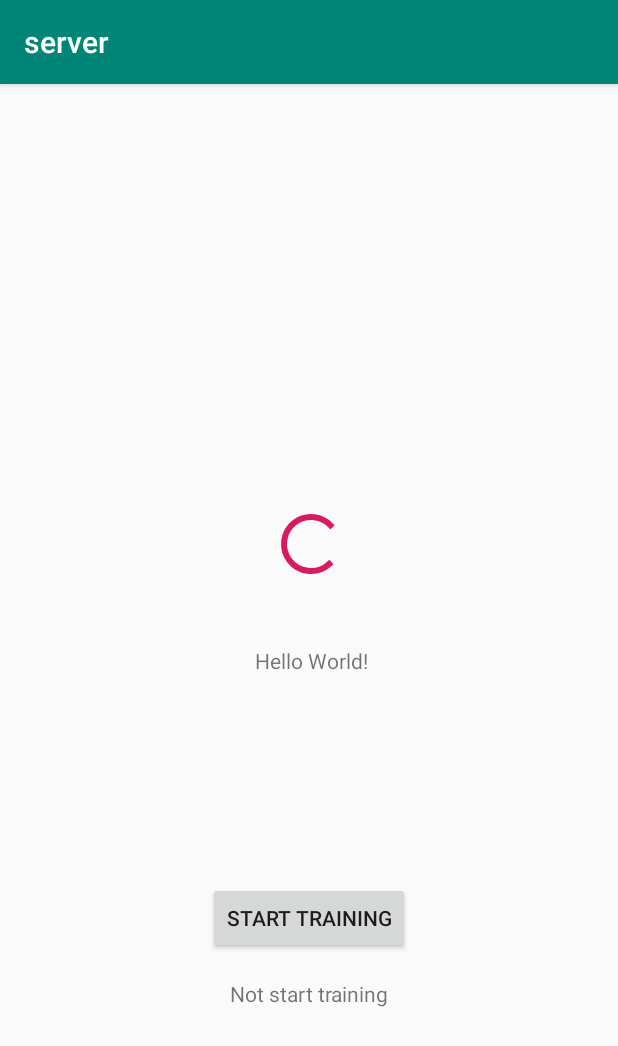
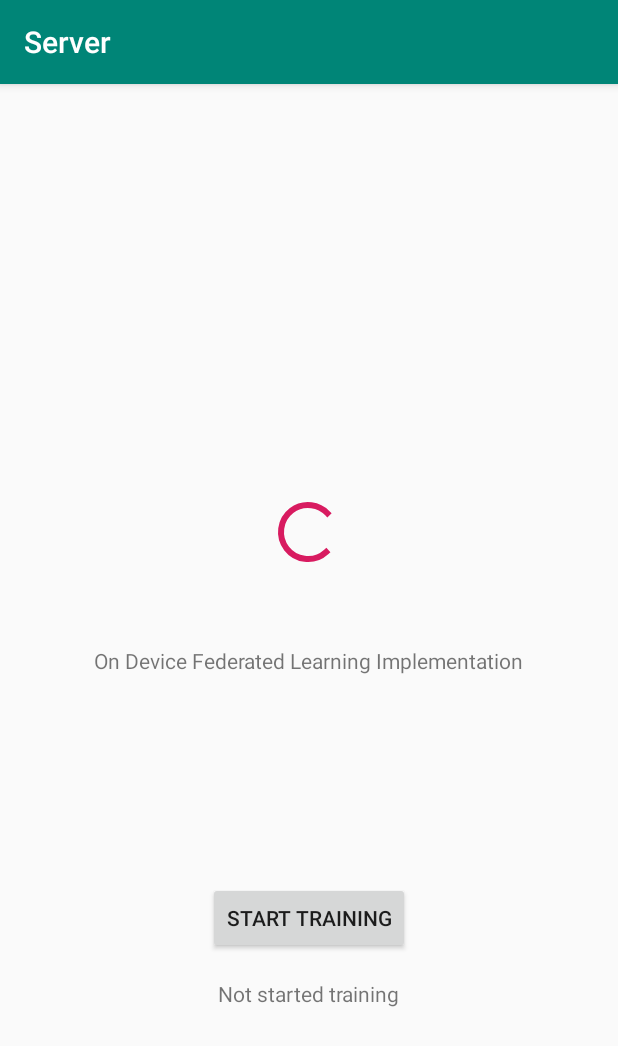
Before and after one commit to AyushSharma5583/Federated-Learning, an Android app: the screen it shows after launch (MainActivity), on a phone screen of 412 x 824 dp. Shown: the top 1046 px of the screen. Run offline under Robolectric (Android 15) with nearby library versions, the phone set to English and light mode, and no system bars; libraries missing offline, so code that uses them is left out: au.com.bytecode, org.datavec.api, org.datavec.image, org.deeplearning4j.datasets, org.deeplearning4j.nn and 4 more.

Commit message:
Fixed UI

```diff
--- a/MNIST/client1/app/src/main/res/values/strings.xml
+++ b/MNIST/client1/app/src/main/res/values/strings.xml
@@ -1,3 +1,3 @@
 <resources>
-    <string name="app_name">mnist</string>
+    <string name="app_name">Client 1</string>
 </resources>
--- a/MNIST/client2/app/src/main/res/values/strings.xml
+++ b/MNIST/client2/app/src/main/res/values/strings.xml
@@ -1,3 +1,3 @@
 <resources>
-    <string name="app_name">mnist</string>
+    <string name="app_name">Client 2</string>
 </resources>
--- a/MNIST/server_app/app/src/main/java/com/example/mnist/MainActivity.java
+++ b/MNIST/server_app/app/src/main/java/com/example/mnist/MainActivity.java
@@ -110,7 +110,7 @@ public class MainActivity extends AppCompatActivity {
             super.onPreExecute();
             ProgressBar bar = (ProgressBar) findViewById(R.id.progressBar);
             bar.setVisibility(View.INVISIBLE);
-            text.setText("Generate the initial model and send to clients...");
+            text.setText("Generated the initial model and sent to clients...");
         }
 
         // This is our main background thread for training the model and uploading the model
@@ -260,7 +260,7 @@ public class MainActivity extends AppCompatActivity {
             //Hide the progress bar now that we are finished
             ProgressBar bar = (ProgressBar) findViewById(R.id.progressBar);
             bar.setVisibility(View.INVISIBLE);
-            text.setText("The accuracy reach the target "+ targetAccuracy + "\n" + "It has taken " +  trainNum + "times of training iteration" );
+            text.setText("The accuracy reach the target "+ targetAccuracy + "\n" + "It has taken " +  trainNum + " times of training iteration" );
 
         }
 
--- a/MNIST/server_app/app/src/main/res/layout/activity_main.xml
+++ b/MNIST/server_app/app/src/main/res/layout/activity_main.xml
@@ -10,10 +10,10 @@
         android:id="@+id/textView"
         android:layout_width="wrap_content"
         android:layout_height="wrap_content"
-        android:layout_marginEnd="28dp"
-        android:text="Hello World!"
+        android:text="On Device Federated Learning Implementation"
         app:layout_constraintBottom_toBottomOf="parent"
-        app:layout_constraintEnd_toEndOf="@+id/button"
+        app:layout_constraintEnd_toEndOf="parent"
+        app:layout_constraintStart_toStartOf="parent"
         app:layout_constraintTop_toTopOf="parent" />
 
     <Button
@@ -32,15 +32,17 @@
         android:layout_width="wrap_content"
         android:layout_height="wrap_content"
         android:layout_marginStart="13dp"
-        android:layout_marginBottom="44dp"
+        android:layout_marginBottom="52dp"
         app:layout_constraintBottom_toTopOf="@+id/textView"
-        app:layout_constraintStart_toStartOf="@+id/textView" />
+        app:layout_constraintEnd_toEndOf="parent"
+        app:layout_constraintHorizontal_bias="0.48"
+        app:layout_constraintStart_toStartOf="parent" />
 
     <TextView
         android:id="@+id/textView2"
         android:layout_width="wrap_content"
         android:layout_height="wrap_content"
-        android:text="Not start training"
+        android:text="Not started training"
         app:layout_constraintBottom_toBottomOf="parent"
         app:layout_constraintEnd_toEndOf="parent"
         app:layout_constraintStart_toStartOf="parent"
--- a/MNIST/server_app/app/src/main/res/values/strings.xml
+++ b/MNIST/server_app/app/src/main/res/values/strings.xml
@@ -1,3 +1,3 @@
 <resources>
-    <string name="app_name">server</string>
+    <string name="app_name">Server</string>
 </resources>
```
Also changed, not shown: MNIST/client1/app/src/main/java/com/example/mnist/MainActivity.java (+7 -1 lines), MNIST/client1/app/src/main/res/layout/activity_main.xml (+7 -5 lines), MNIST/client2/app/src/main/java/com/example/mnist/MainActivity.java (+6 -1 lines), MNIST/client2/app/src/main/res/layout/activity_main.xml (+8 -6 lines).
